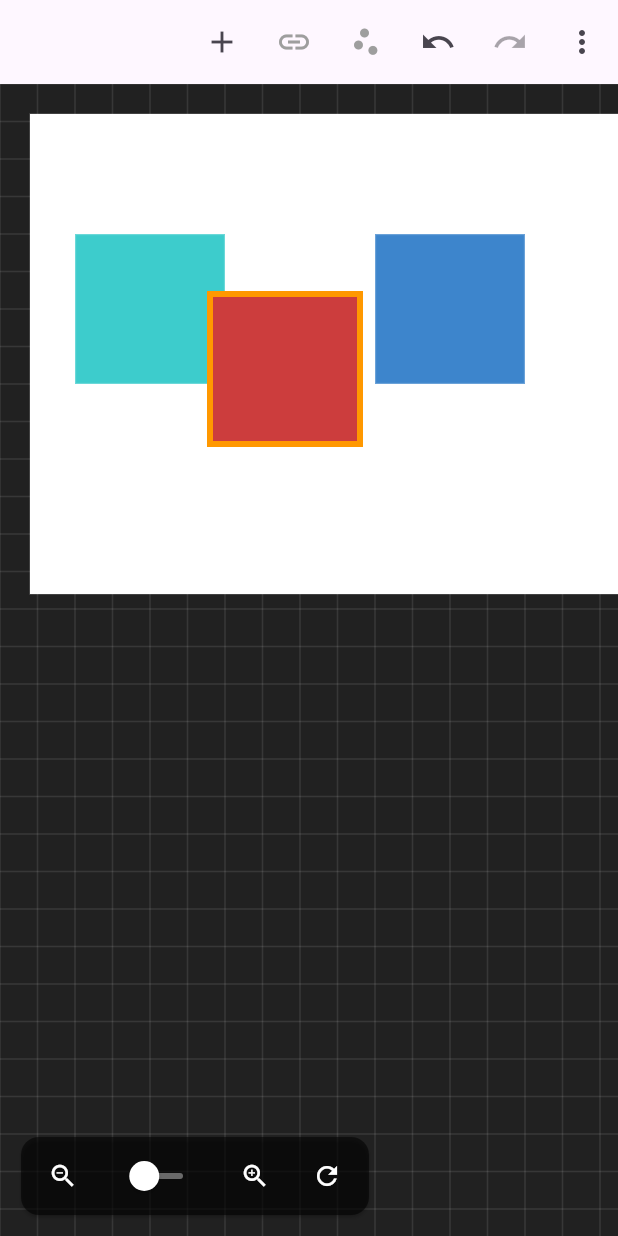
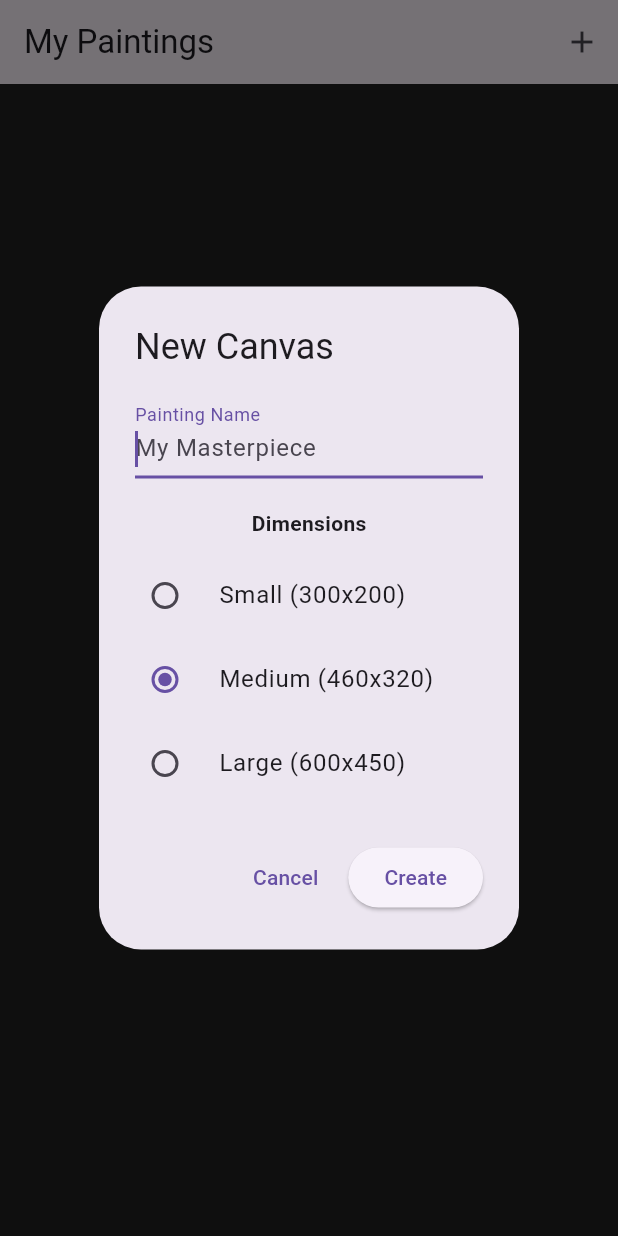
Before and after one commit to stefanstoychev/paint-constraints, a Flutter app: the screen it shows after launch, after a tap on the "add" icon, on a phone screen of 412 x 824 dp. Run offline on Flutter 3.47's test engine with Material 3 defaults, Android fonts, the phone set to English and light mode, and no system bars; our stand-ins replace shared_preferences.

Commit message:
Add gallery and project creation

```diff
--- /dev/null
+++ b/frontend/lib/controllers/project_manager.dart
@@ -0,0 +1,59 @@
+import 'package:flutter/material.dart';
+import 'package:frontend/models/canvas_data.dart';
+import 'package:frontend/models/canvas_project.dart';
+import 'package:frontend/storage_service.dart';
+
+class ProjectManager extends ChangeNotifier {
+  final StorageService _storageService = StorageService();
+  List<CanvasProject> _projects = [];
+  bool _isLoading = true;
+
+  ProjectManager() {
+    loadProjects();
+  }
+
+  List<CanvasProject> get projects => _projects;
+  bool get isLoading => _isLoading;
+
+  Future<void> loadProjects() async {
+    _isLoading = true;
+    notifyListeners();
+    _projects = await _storageService.loadAllProjects();
+    _isLoading = false;
+    notifyListeners();
+  }
+
+  Future<CanvasProject> createProject(String name, Size dimensions) async {
+    if (_projects.any((p) => p.name == name)) {
+      throw Exception('Project name must be unique');
+    }
+
+    final project = CanvasProject(
+      id: '${DateTime.now().millisecondsSinceEpoch}_$name',
+      name: name,
+      canvasRect: Rect.fromLTWH(20, 20, dimensions.width, dimensions.height),
+      data: CanvasData(shapes: [], relationships: []),
+      lastModified: DateTime.now(),
+    );
+
+    _projects.add(project);
+    await _storageService.saveProject(project);
+    notifyListeners();
+    return project;
+  }
+
+  Future<void> deleteProject(String id) async {
+    _projects.removeWhere((p) => p.id == id);
+    await _storageService.deleteProject(id);
+    notifyListeners();
+  }
+
+  Future<void> updateProject(CanvasProject project) async {
+    final index = _projects.indexWhere((p) => p.id == project.id);
+    if (index != -1) {
+      _projects[index] = project.copyWith(lastModified: DateTime.now());
+      await _storageService.saveProject(_projects[index]);
+      notifyListeners();
+    }
+  }
+}
--- /dev/null
+++ b/frontend/lib/models/canvas_project.dart
@@ -0,0 +1,69 @@
+import 'package:flutter/material.dart';
+import 'package:frontend/models/canvas_data.dart';
+
+class CanvasProject {
+  final String id;
+  final String name;
+  final Rect canvasRect;
+  final CanvasData data;
+  final DateTime lastModified;
+
+  CanvasProject({
+    required this.id,
+    required this.name,
+    required this.canvasRect,
+    required this.data,
+    required this.lastModified,
+  });
+
+  CanvasProject copyWith({
+    String? name,
+    Rect? canvasRect,
+    CanvasData? data,
+    DateTime? lastModified,
+  }) {
+    return CanvasProject(
+      id: id,
+      name: name ?? this.name,
+      canvasRect: canvasRect ?? this.canvasRect,
+      data: data ?? this.data,
+      lastModified: lastModified ?? this.lastModified,
+    );
+  }
+
+  Map<String, dynamic> toJson() {
+    return {
+      'id': id,
+      'name': name,
+      'canvasRect': {
+        'left': canvasRect.left,
+        'top': canvasRect.top,
+        'width': canvasRect.width,
+        'height': canvasRect.height,
+      },
+      'data': {
+        'shapes': data.shapes.map((s) => s.toJson()).toList(),
+        'relationships': data.relationships.map((r) => r.toJson()).toList(),
+      },
+      'lastModified': lastModified.toIso8601String(),
+    };
+  }
+
+  factory CanvasProject.fromJson(Map<String, dynamic> json) {
+    final rectJson = json['canvasRect'] as Map<String, dynamic>;
+    final dataJson = json['data'] as Map<String, dynamic>;
+
+    return CanvasProject(
+      id: json['id'],
+      name: json['name'],
+      canvasRect: Rect.fromLTWH(
+        (rectJson['left'] as num).toDouble(),
+        (rectJson['top'] as num).toDouble(),
+        (rectJson['width'] as num).toDouble(),
+        (rectJson['height'] as num).toDouble(),
+      ),
+      data: CanvasData.fromJson(dataJson),
+      lastModified: DateTime.parse(json['lastModified']),
+    );
+  }
+}
--- a/frontend/lib/widgets/canvas_grid.dart
+++ b/frontend/lib/widgets/canvas_grid.dart
@@ -3,13 +3,19 @@ import 'package:flutter/material.dart';
 class CanvasGrid extends StatelessWidget {
   final double scale;
   final Offset offset;
+  final Rect canvasRect;
 
-  const CanvasGrid({super.key, required this.scale, required this.offset});
+  const CanvasGrid({
+    super.key,
+    required this.scale,
+    required this.offset,
+    required this.canvasRect,
+  });
 
   @override
   Widget build(BuildContext context) {
     return CustomPaint(
-      painter: _GridPainter(scale: scale, offset: offset),
+      painter: _GridPainter(scale: scale, offset: offset, canvasRect: canvasRect),
       size: Size.infinite,
     );
   }
@@ -18,8 +24,13 @@ class CanvasGrid extends StatelessWidget {
 class _GridPainter extends CustomPainter {
   final double scale;
   final Offset offset;
+  final Rect canvasRect;
 
-  _GridPainter({required this.scale, required this.offset});
+  _GridPainter({
+    required this.scale,
+    required this.offset,
+    required this.canvasRect,
+  });
 
   @override
   void paint(Canvas canvas, Size size) {
@@ -44,7 +55,6 @@ class _GridPainter extends CustomPainter {
     canvas.scale(scale);
 
     // Draw artboard background
-    const Rect artboardRect = Rect.fromLTWH(20, 20, 460, 320);
     final Paint artboardPaint = Paint()
       ..color = Colors.white
       ..style = PaintingStyle.fill;
@@ -53,8 +63,8 @@ class _GridPainter extends CustomPainter {
       ..style = PaintingStyle.stroke
       ..strokeWidth = 1.0 / scale;
 
-    canvas.drawRect(artboardRect, artboardPaint);
-    canvas.drawRect(artboardRect, artboardBorderPaint);
+    canvas.drawRect(canvasRect, artboardPaint);
+    canvas.drawRect(canvasRect, artboardBorderPaint);
 
     for (double x = startX; x <= right; x += gridSize) {
       canvas.drawLine(Offset(x, top), Offset(x, bottom), gridPaint);
--- /dev/null
+++ b/frontend/lib/widgets/gallery_view.dart
@@ -0,0 +1,198 @@
+import 'package:flutter/material.dart';
+import 'package:frontend/controllers/project_manager.dart';
+import 'package:frontend/models/canvas_project.dart';
+import 'package:frontend/widgets/canvas_thumbnail.dart';
+import 'package:frontend/widgets/shape_editor.dart';
+import 'package:provider/provider.dart';
+
+class GalleryView extends StatelessWidget {
+  const GalleryView({super.key});
+
+  @override
+  Widget build(BuildContext context) {
+    final projectManager = context.watch<ProjectManager>();
+
+    return Scaffold(
+      backgroundColor: Colors.grey.shade900,
+      appBar: AppBar(
+        title: const Text('My Paintings'),
+        actions: [
+          IconButton(
+            icon: const Icon(Icons.add),
+            onPressed: () => _showCreateDialog(context, projectManager),
+            tooltip: 'Add Canvas',
+          ),
+        ],
+      ),
+      body: projectManager.isLoading
+          ? const Center(child: CircularProgressIndicator())
+          : projectManager.projects.isEmpty
+              ? _buildEmptyState(context, projectManager)
+              : _buildGrid(context, projectManager.projects),
+    );
+  }
+
+  Widget _buildEmptyState(BuildContext context, ProjectManager manager) {
+    return Center(
+      child: Column(
+        mainAxisAlignment: MainAxisAlignment.center,
+        children: [
+          Icon(Icons.palette_outlined, size: 100, color: Colors.grey.shade700),
+          const SizedBox(height: 16),
+          const Text(
+            'No paintings yet',
+            style: TextStyle(color: Colors.white70, fontSize: 18),
+          ),
+          const SizedBox(height: 24),
+          ElevatedButton.icon(
+            onPressed: () => _showCreateDialog(context, manager),
+            icon: const Icon(Icons.add),
+            label: const Text('Create Your First Canvas'),
+          ),
+        ],
+      ),
+    );
+  }
+
+  Widget _buildGrid(BuildContext context, List<CanvasProject> projects) {
+    return GridView.builder(
+      padding: const EdgeInsets.all(16),
+      gridDelegate: const SliverGridDelegateWithMaxCrossAxisExtent(
+        maxCrossAxisExtent: 250,
+        mainAxisSpacing: 16,
+        crossAxisSpacing: 16,
+        childAspectRatio: 0.8,
+      ),
+      itemCount: projects.length,
+      itemBuilder: (context, index) {
+        final project = projects[index];
+        return CanvasThumbnail(
+          project: project,
+          onTap: () => Navigator.of(context).push(
+            MaterialPageRoute(
+              builder: (context) => ShapeEditor(project: project),
+            ),
+          ),
+          onDelete: () => _showDeleteConfirm(context, projectManager: context.read<ProjectManager>(), project: project),
+        );
+      },
+    );
+  }
+
+  void _showCreateDialog(BuildContext context, ProjectManager manager) {
+    final nameController = TextEditingController();
+    Size selectedSize = const Size(460, 320); // Default medium
+
+    showDialog(
+      context: context,
+      builder: (context) => StatefulBuilder(
+        builder: (context, setState) => AlertDialog(
+          title: const Text('New Canvas'),
+          content: Column(
+            mainAxisSize: MainAxisSize.min,
+            children: [
+              TextField(
+                controller: nameController,
+                decoration: const InputDecoration(
+                  labelText: 'Painting Name',
+                  hintText: 'My Masterpiece',
+                ),
+                autofocus: true,
+              ),
+              const SizedBox(height: 20),
+              const Text('Dimensions', style: TextStyle(fontWeight: FontWeight.bold)),
+              const SizedBox(height: 10),
+              _buildSizeOption(
+                label: 'Small (300x200)',
+                size: const Size(300, 200),
+                current: selectedSize,
+                onSelect: (s) => setState(() => selectedSize = s),
+              ),
+              _buildSizeOption(
+                label: 'Medium (460x320)',
+                size: const Size(460, 320),
+                current: selectedSize,
+                onSelect: (s) => setState(() => selectedSize = s),
+              ),
+              _buildSizeOption(
+                label: 'Large (600x450)',
+                size: const Size(600, 450),
+                current: selectedSize,
+                onSelect: (s) => setState(() => selectedSize = s),
+              ),
+            ],
+          ),
+          actions: [
+            TextButton(
+              onPressed: () => Navigator.pop(context),
+              child: const Text('Cancel'),
+            ),
+            ElevatedButton(
+              onPressed: () async {
+                final name = nameController.text.trim();
+                if (name.isEmpty) return;
+                try {
+                  final project = await manager.createProject(name, selectedSize);
+                  if (context.mounted) {
+                    Navigator.pop(context);
+                    Navigator.of(context).push(
+                      MaterialPageRoute(
+                        builder: (context) => ShapeEditor(project: project),
+                      ),
+                    );
+                  }
+                } catch (e) {
+                  if (context.mounted) {
+                    ScaffoldMessenger.of(context).showSnackBar(
+                      SnackBar(content: Text(e.toString())),
+                    );
+                  }
+                }
+              },
+              child: const Text('Create'),
+            ),
+          ],
+        ),
+      ),
+    );
+  }
+
+  Widget _buildSizeOption({
+    required String label,
+    required Size size,
+    required Size current,
+    required ValueChanged<Size> onSelect,
+  }) {
+    return RadioListTile<Size>(
+      title: Text(label),
+      value: size,
+      groupValue: current,
+      onChanged: (s) => onSelect(s!),
+      contentPadding: EdgeInsets.zero,
+    );
+  }
+
+  void _showDeleteConfirm(BuildContext context, {required ProjectManager projectManager, required CanvasProject project}) {
+    showDialog(
+      context: context,
+      builder: (context) => AlertDialog(
+        title: const Text('Delete Painting'),
+        content: Text('Are you sure you want to delete "${project.name}"?'),
+        actions: [
+          TextButton(
+            onPressed: () => Navigator.pop(context),
+            child: const Text('Cancel'),
+          ),
+          TextButton(
+            onPressed: () {
+              projectManager.deleteProject(project.id);
+              Navigator.pop(context);
+            },
+            style: TextButton.styleFrom(foregroundColor: Colors.red),
+            child: const Text('Delete'),
+          ),
+        ],
+      ),
+    );
+  }
+}
```
Also changed, not shown: frontend/lib/controllers/canvas_controller.dart (+46 -58 lines), frontend/lib/main.dart (+13 -9 lines), frontend/lib/models/canvas_data.dart (+11 -0 lines), frontend/lib/storage_service.dart (+27 -26 lines), frontend/lib/widgets/canvas_thumbnail.dart (added, +94 -0 lines), frontend/lib/widgets/editor_app_bar.dart (+16 -7 lines), frontend/lib/widgets/shape_editor.dart (+23 -4 lines).
